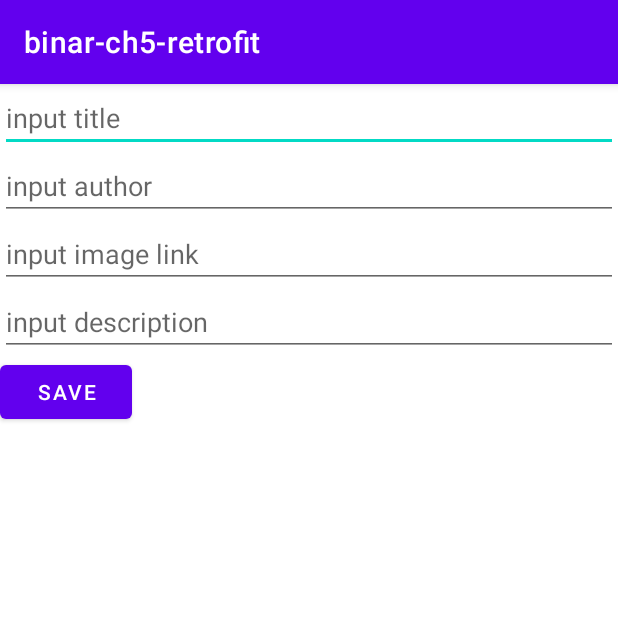
After one commit to AxellinoAnggoro/binar-ch5-retrofit, an Android app: the AddNewsActivity screen opened directly, with no data from a screen before it, on a phone screen of 412 x 824 dp, the top half of it. The commit adds this screen. Run offline under Robolectric (Android 15) with nearby library versions, the phone set to English and light mode, and no system bars.

Commit message:
add view model and post method for news

```diff
--- /dev/null
+++ b/app/src/main/java/com/axellinoanggoro/binar_ch5_retrofit/AddNewsActivity.kt
@@ -0,0 +1,38 @@
+package com.axellinoanggoro.binar_ch5_retrofit
+
+import androidx.appcompat.app.AppCompatActivity
+import android.os.Bundle
+import android.widget.Toast
+import androidx.lifecycle.ViewModelProvider
+import com.axellinoanggoro.binar_ch5_retrofit.databinding.ActivityAddNewsBinding
+import com.axellinoanggoro.binar_ch5_retrofit.viewmodel.NewsViewModel
+
+class AddNewsActivity : AppCompatActivity() {
+
+    lateinit var binding : ActivityAddNewsBinding
+
+    override fun onCreate(savedInstanceState: Bundle?) {
+        super.onCreate(savedInstanceState)
+        binding = ActivityAddNewsBinding.inflate(layoutInflater)
+        setContentView(binding.root)
+
+        binding.btnSave.setOnClickListener {
+            val title = binding.addTitle.text.toString()
+            val gambar = binding.addImage.text.toString()
+            val author = binding.addAuthor.text.toString()
+            val desc = binding.addDescription.text.toString()
+            addNews(title,gambar,author, desc)
+        }
+    }
+
+    fun addNews(title : String, image : String, author : String, desc : String){
+        val viewModel = ViewModelProvider(this).get(NewsViewModel::class.java)
+        viewModel.addDataNews(title, image, author, desc)
+        viewModel.postNews().observe(this) {
+            if (it != null) {
+                Toast.makeText(this, "Data Berhasil Ditambahkan", Toast.LENGTH_SHORT).show()
+            }
+        }
+
+    }
+}
--- a/app/src/main/java/com/axellinoanggoro/binar_ch5_retrofit/FilmActivity.kt
+++ b/app/src/main/java/com/axellinoanggoro/binar_ch5_retrofit/FilmActivity.kt
@@ -4,6 +4,7 @@ import androidx.appcompat.app.AppCompatActivity
 import android.os.Bundle
 import android.widget.Toast
 import androidx.recyclerview.widget.LinearLayoutManager
+import com.axellinoanggoro.binar_ch5_retrofit.adapter.FilmAdapter
 import com.axellinoanggoro.binar_ch5_retrofit.databinding.ActivityFilmBinding
 import com.axellinoanggoro.binar_ch5_retrofit.model.ResponseDataFilmItem
 import com.axellinoanggoro.binar_ch5_retrofit.network.FilmClient
--- /dev/null
+++ b/app/src/main/res/drawable/baseline_add_24.xml
@@ -0,0 +1,5 @@
+<vector android:height="24dp" android:tint="#000000"
+    android:viewportHeight="24" android:viewportWidth="24"
+    android:width="24dp" xmlns:android="http://schemas.android.com/apk/res/android">
+    <path android:fillColor="@android:color/white" android:pathData="M19,13h-6v6h-2v-6H5v-2h6V5h2v6h6v2z"/>
+</vector>
--- /dev/null
+++ b/app/src/main/res/layout/activity_add_news.xml
@@ -0,0 +1,40 @@
+<?xml version="1.0" encoding="utf-8"?>
+<LinearLayout xmlns:android="http://schemas.android.com/apk/res/android"
+    xmlns:app="http://schemas.android.com/apk/res-auto"
+    xmlns:tools="http://schemas.android.com/tools"
+    android:layout_width="match_parent"
+    android:layout_height="match_parent"
+    tools:context=".AddNewsActivity"
+    android:orientation="vertical">
+
+    <EditText
+        android:id="@+id/addTitle"
+        android:layout_width="match_parent"
+        android:layout_height="wrap_content"
+        android:hint="input title"/>
+
+    <EditText
+        android:id="@+id/addAuthor"
+        android:layout_width="match_parent"
+        android:layout_height="wrap_content"
+        android:hint="input author"/>
+
+    <EditText
+        android:id="@+id/addImage"
+        android:layout_width="match_parent"
+        android:layout_height="wrap_content"
+        android:hint="input image link"/>
+
+    <EditText
+        android:id="@+id/addDescription"
+        android:layout_width="match_parent"
+        android:layout_height="wrap_content"
+        android:hint="input description"/>
+
+    <Button
+        android:id="@+id/btnSave"
+        android:text="save"
+        android:layout_width="wrap_content"
+        android:layout_height="wrap_content"/>
+
+</LinearLayout>
```
Also changed, not shown: app/src/main/AndroidManifest.xml (+11 -7 lines), app/src/main/java/com/axellinoanggoro/binar_ch5_retrofit/MainActivity.kt (+25 -4 lines), app/src/main/java/com/axellinoanggoro/binar_ch5_retrofit/adapter/FilmAdapter.kt (renamed from app/src/main/java/com/axellinoanggoro/binar_ch5_retrofit/FilmAdapter.kt, +3 -4 lines), app/src/main/java/com/axellinoanggoro/binar_ch5_retrofit/adapter/NewsAdapter.kt (renamed from app/src/main/java/com/axellinoanggoro/binar_ch5_retrofit/NewsAdapter.kt, +3 -4 lines), app/src/main/java/com/axellinoanggoro/binar_ch5_retrofit/model/DataNews.kt (added, +8 -0 lines), app/src/main/java/com/axellinoanggoro/binar_ch5_retrofit/model/ResponseAddNews.kt (added, +19 -0 lines), app/src/main/java/com/axellinoanggoro/binar_ch5_retrofit/network/RestfulApi.kt (+8 -0 lines), app/src/main/java/com/axellinoanggoro/binar_ch5_retrofit/viewmodel/NewsViewModel.kt (added, +60 -0 lines), app/src/main/res/layout/activity_main.xml (+8 -0 lines).
